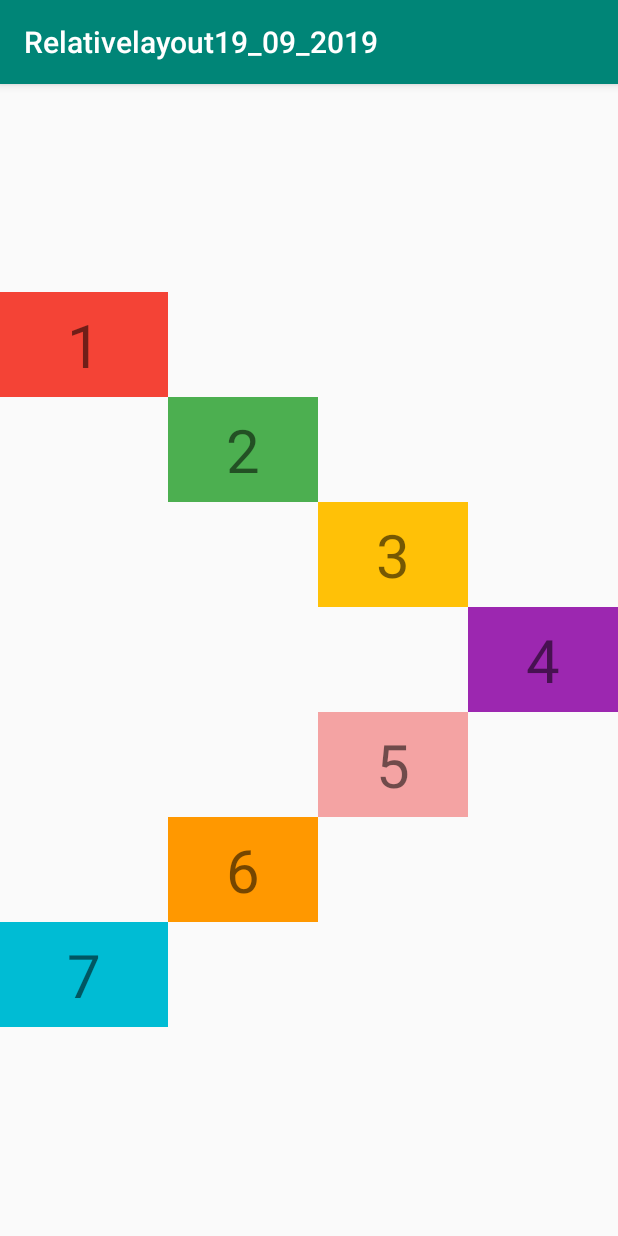
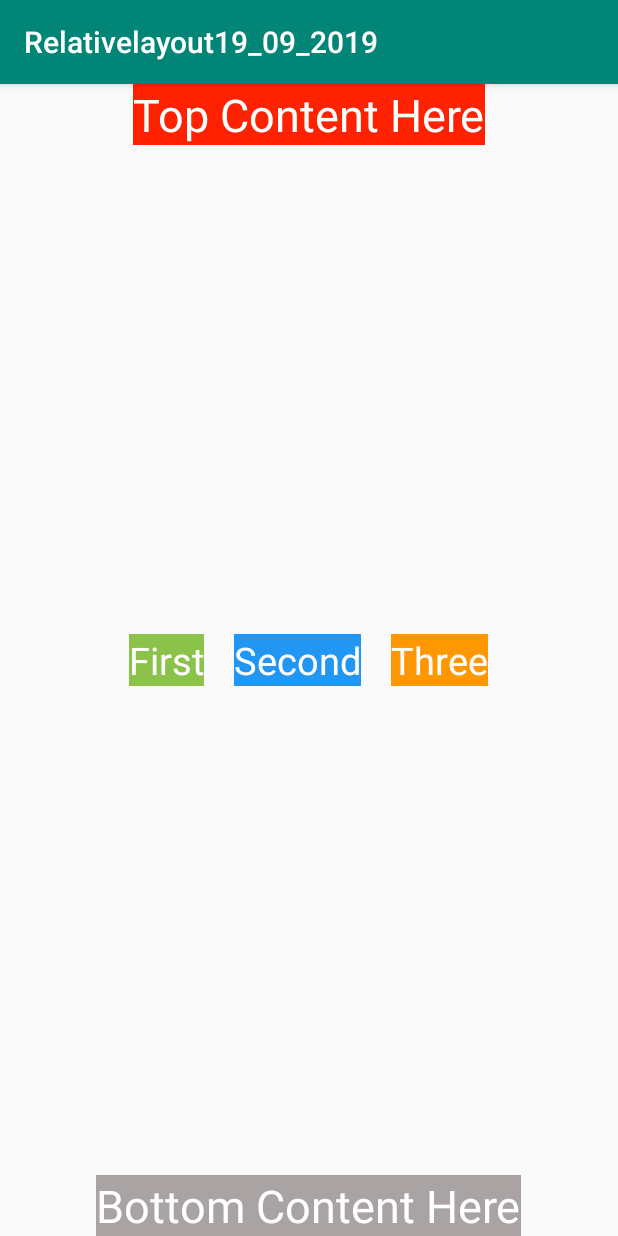
Before and after one commit to thang0918056106/RelativeLayout19092019, an Android app: the screen it shows after launch (MainActivity), on a phone screen of 412 x 824 dp. Run offline under Robolectric (Android 15) with nearby library versions, the phone set to English and light mode, and no system bars.

Commit message:
bai tap 2

```diff
--- a/app/src/main/res/layout/activity_main.xml
+++ b/app/src/main/res/layout/activity_main.xml
@@ -1,84 +1,60 @@
 <?xml version="1.0" encoding="utf-8"?>
 <RelativeLayout
     xmlns:android="http://schemas.android.com/apk/res/android"
-    xmlns:app="http://schemas.android.com/apk/res-auto"
     xmlns:tools="http://schemas.android.com/tools"
     android:layout_width="match_parent"
     android:layout_height="match_parent"
     tools:context=".MainActivity">
 
     <TextView
-        android:id="@+id/textview4"
-        android:layout_width="100dp"
-        android:layout_height="70dp"
-        android:text="4"
-        android:textSize="40sp"
-        android:gravity="center"
-        android:background="#9C27B0"
-        android:layout_alignParentRight="true"
-        android:layout_centerVertical="true"/>
+        android:layout_width="wrap_content"
+        android:layout_height="wrap_content"
+        android:text="Top Content Here"
+        android:background="#f20"
+        android:textColor="#FFFF"
+        android:textSize="30dp"
+        android:layout_centerHorizontal="true"/>
     <TextView
-        android:id="@+id/textview3"
-        android:layout_width="100dp"
-        android:layout_height="70dp"
-        android:text="3"
-        android:textSize="40sp"
-        android:gravity="center"
-        android:background="#FFC107"
-        android:layout_toLeftOf="@+id/textview4"
-        android:layout_above="@+id/textview4"/>
-    <TextView
-        android:id="@+id/textview2"
-        android:layout_width="100dp"
-        android:layout_height="70dp"
-        android:text="2"
-        android:textSize="40sp"
-        android:gravity="center"
-        android:background="#4CAF50"
-        android:layout_toLeftOf="@+id/textview3"
-        android:layout_above="@+id/textview3"/>
-    <TextView
-        android:id="@+id/textview1"
-        android:layout_width="100dp"
-        android:layout_height="70dp"
-        android:text="1"
-        android:textSize="40sp"
-        android:gravity="center"
-        android:background="#F44336"
-        android:layout_toLeftOf="@+id/textview2"
-        android:layout_above="@+id/textview2"
-        android:layout_alignParentLeft="true"/>
-    <TextView
-        android:id="@+id/textview5"
-        android:layout_width="100dp"
-        android:layout_height="70dp"
-        android:text="5"
-        android:textSize="40sp"
-        android:gravity="center"
-        android:background="#66EB2222"
-        android:layout_toLeftOf="@+id/textview4"
-        android:layout_below="@+id/textview4"/>
-    <TextView
-        android:id="@+id/textview6"
-        android:layout_width="100dp"
-        android:layout_height="70dp"
-        android:text="6"
-        android:textSize="40sp"
-        android:gravity="center"
-        android:background="#FF9800"
-        android:layout_toLeftOf="@+id/textview5"
-        android:layout_below="@+id/textview5"/>
-    <TextView
-        android:id="@+id/textview7"
-        android:layout_width="100dp"
-        android:layout_height="70dp"
-        android:text="7"
-        android:textSize="40sp"
-        android:gravity="center"
-        android:background="#00BCD4"
-        android:layout_toLeftOf="@+id/textview6"
-        android:layout_below="@+id/textview6"
-        android:layout_alignParentLeft="true"/>
+        android:layout_width="wrap_content"
+        android:layout_height="wrap_content"
+        android:text="Bottom Content Here"
+        android:background="#F3A59F9F"
+        android:textColor="#FFFF"
+        android:textSize="30dp"
+        android:layout_alignParentBottom="true"
+        android:layout_centerHorizontal="true"/>
+
+    <LinearLayout
+        android:layout_width="match_parent"
+        android:layout_height="match_parent"
+        android:orientation="horizontal"
+        android:gravity="center">
+
+        <TextView
+            android:layout_width="wrap_content"
+            android:layout_height="wrap_content"
+            android:text="First"
+            android:textSize="25dp"
+            android:textColor="#ffff"
+            android:background="#8BC34A"/>
+        <TextView
+            android:layout_width="wrap_content"
+            android:layout_height="wrap_content"
+            android:text="Second"
+            android:textSize="25dp"
+            android:layout_marginLeft="20dp"
+            android:layout_marginRight="20dp"
+            android:textColor="#ffff"
+            android:background="#2196F3"/>
+        <TextView
+            android:layout_width="wrap_content"
+            android:layout_height="wrap_content"
+            android:text="Three"
+            android:textSize="25dp"
+            android:textColor="#ffff"
+            android:background="#FF9800"/>
+
+    </LinearLayout>
 
 
 
```
